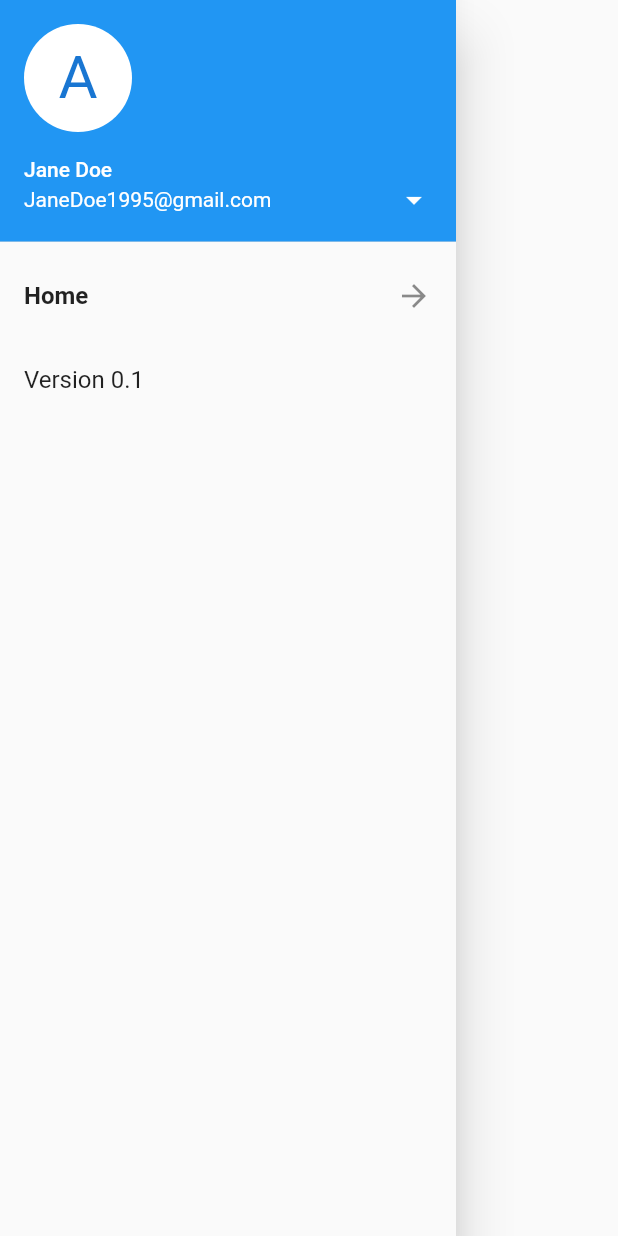
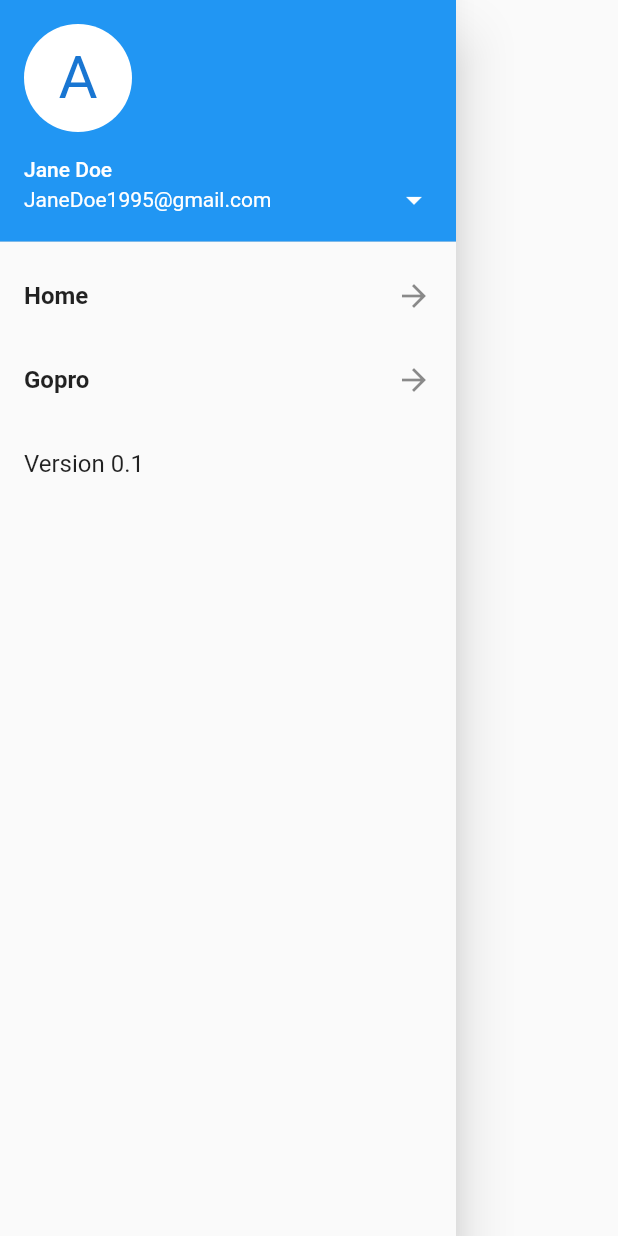
Before and after one commit to Daanvdjagt/FitAiMobile, a Flutter app: the Navbar widget shown alone on an empty page, opened directly, on a phone screen of 412 x 824 dp. Run offline on Flutter 3.47's test engine with Material 2 defaults, Android fonts, the phone set to English and light mode, and no system bars; our stand-ins replace splashscreen; network calls fail.

Commit message:
Added GoPro button in navbar and added gopro screen

```diff
--- a/lib/app/presenter/main.dart
+++ b/lib/app/presenter/main.dart
@@ -2,6 +2,7 @@
 // Use of this source code is governed by a BSD-style license that can be
 // found in the LICENSE file.
 
+import 'package:fit_ai_mobile/app/screens/gopro.dart';
 import 'package:flutter/foundation.dart';
 import 'package:flutter/material.dart';
 import 'package:fit_ai_mobile/app/screens/home.dart';
@@ -56,6 +57,7 @@ class AfterSplash extends StatelessWidget {
           Home.id: (context) => Home(),
           Login.id: (context) => Login(),
           Profile.id: (context) => Profile(),
+          Gopro.id: (context) => Gopro(),
         }),
         providers: <SingleChildCloneableWidget>[
           ChangeNotifierProvider<DrawerStateInfo>(
--- /dev/null
+++ b/lib/app/screens/gopro.dart
@@ -0,0 +1,15 @@
+import 'package:flutter/material.dart';
+import 'package:fit_ai_mobile/app/widgets/navbar.dart';
+
+class Gopro extends StatelessWidget {
+  static const String id = 'gopro_screen';
+  static const String title = "Gopro";
+
+  @override
+  Widget build(BuildContext context) {
+    return Scaffold(
+      appBar: AppBar(title: Text('FitAIMobile')),
+      drawer: Navbar("Gopro"),
+    );
+  }
+}
--- a/lib/app/widgets/navbar.dart
+++ b/lib/app/widgets/navbar.dart
@@ -1,3 +1,4 @@
+import 'package:fit_ai_mobile/app/screens/gopro.dart';
 import 'package:flutter/material.dart';
 import 'package:fit_ai_mobile/app/screens/home.dart';
 import 'package:fit_ai_mobile/app/screens/login.dart';
@@ -55,6 +56,22 @@ class Navbar extends StatelessWidget {
             },
           ),
           ListTile(
+            title: Text(Gopro.title,
+                style: currentDrawer == 0
+                    ? TextStyle(fontWeight: FontWeight.bold)
+                    : TextStyle(fontWeight: FontWeight.normal)),
+            trailing: Icon(Icons.arrow_forward),
+            onTap: () {
+              Navigator.of(context).pop();
+              if (this.currentPage == "Gopro") return;
+
+              Provider.of<DrawerStateInfo>(context).setCurrentDrawer(0);
+
+              Navigator.of(context).pushReplacement(MaterialPageRoute(
+                  builder: (BuildContext context) => Gopro()));
+            },
+          ),
+          ListTile(
             title: Text('Version 0.1',
                 style: currentDrawer == 2
                     ? TextStyle(fontWeight: FontWeight.bold)
```
